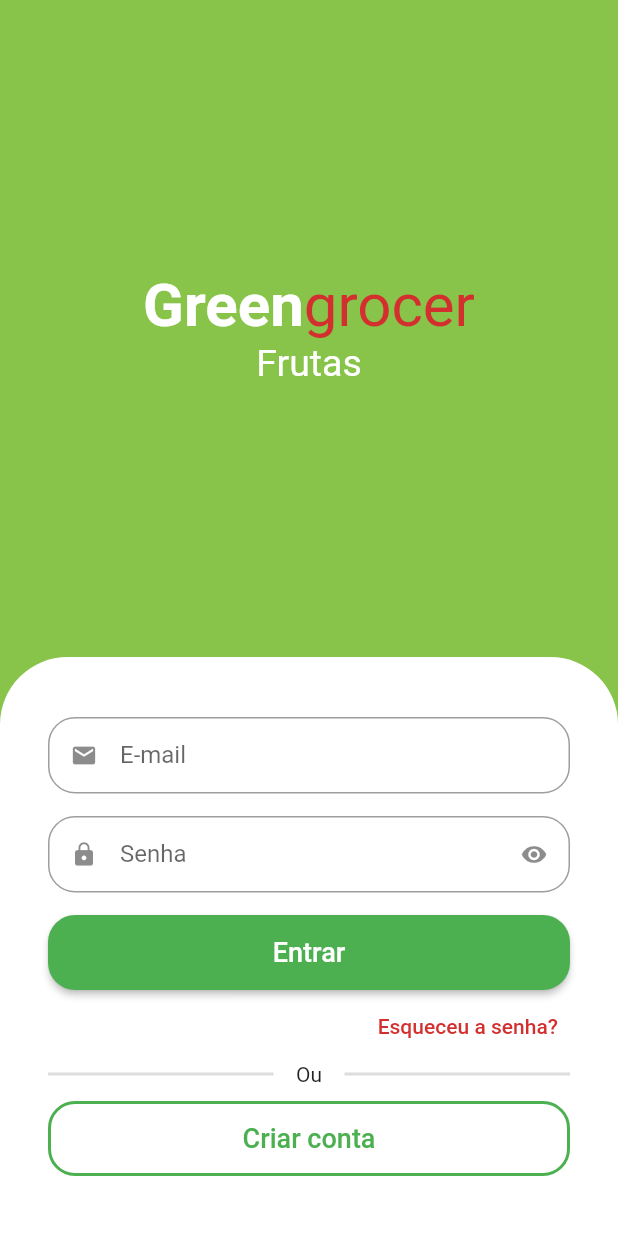
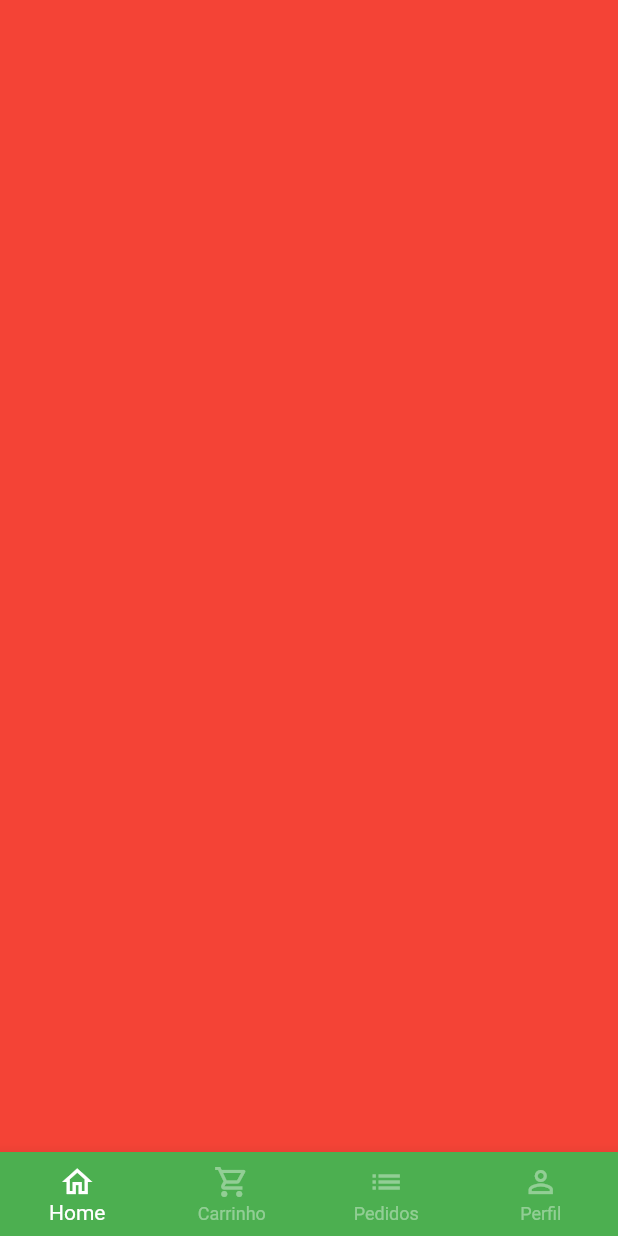
Before and after one commit to eriksongoncalves/green-grocer-flutter-app, a Flutter app: the screen it shows after launch, after a tap on "Entrar", on a phone screen of 412 x 824 dp. Run offline on Flutter 3.47's test engine with Material 2 defaults, Android fonts, the phone set to English and light mode, and no system bars; drawn by our look-alikes of animated_text_kit; our stand-ins replace mask_text_input_formatter.

Commit message:
feat: base screen

```diff
--- a/lib/src/auth/sign_in_screen.dart
+++ b/lib/src/auth/sign_in_screen.dart
@@ -1,5 +1,6 @@
 import 'package:flutter/material.dart';
 import 'package:animated_text_kit/animated_text_kit.dart';
+import 'package:greengrocer/src/base/base_screen.dart';
 
 import 'package:greengrocer/src/components/custom_text_field.dart';
 import 'package:greengrocer/src/config/custom_colors.dart';
@@ -96,7 +97,14 @@ class SignInScreen extends StatelessWidget {
                             borderRadius: BorderRadius.circular(18),
                           ),
                         ),
-                        onPressed: () {},
+                        onPressed: () {
+                          Navigator.pushReplacement(
+                            context,
+                            MaterialPageRoute(
+                              builder: (context) => const BaseScreen(),
+                            ),
+                          );
+                        },
                         child: const Text(
                           "Entrar",
                           style: TextStyle(fontSize: 18),
--- /dev/null
+++ b/lib/src/base/base_screen.dart
@@ -0,0 +1,68 @@
+import 'package:flutter/material.dart';
+
+class BaseScreen extends StatefulWidget {
+  const BaseScreen({super.key});
+
+  @override
+  State<BaseScreen> createState() => _BaseScreenState();
+}
+
+class _BaseScreenState extends State<BaseScreen> {
+  int currentIndex = 0;
+  final pageController = PageController();
+
+  @override
+  Widget build(BuildContext context) {
+    return Scaffold(
+      body: PageView(
+        physics: const NeverScrollableScrollPhysics(),
+        controller: pageController,
+        children: [
+          Container(
+            color: Colors.red,
+          ),
+          Container(
+            color: Colors.yellow,
+          ),
+          Container(
+            color: Colors.blue,
+          ),
+          Container(
+            color: Colors.purple,
+          ),
+        ],
+      ),
+      bottomNavigationBar: BottomNavigationBar(
+        type: BottomNavigationBarType.fixed,
+        backgroundColor: Colors.green,
+        selectedItemColor: Colors.white,
+        unselectedItemColor: Colors.white.withAlpha(100),
+        currentIndex: currentIndex,
+        onTap: (index) {
+          setState(() {
+            currentIndex = index;
+            pageController.jumpToPage(index);
+          });
+        },
+        items: const [
+          BottomNavigationBarItem(
+            icon: Icon(Icons.home_outlined),
+            label: 'Home',
+          ),
+          BottomNavigationBarItem(
+            icon: Icon(Icons.shopping_cart_outlined),
+            label: 'Carrinho',
+          ),
+          BottomNavigationBarItem(
+            icon: Icon(Icons.list),
+            label: 'Pedidos',
+          ),
+          BottomNavigationBarItem(
+            icon: Icon(Icons.person_outline),
+            label: 'Perfil',
+          ),
+        ],
+      ),
+    );
+  }
+}
```
